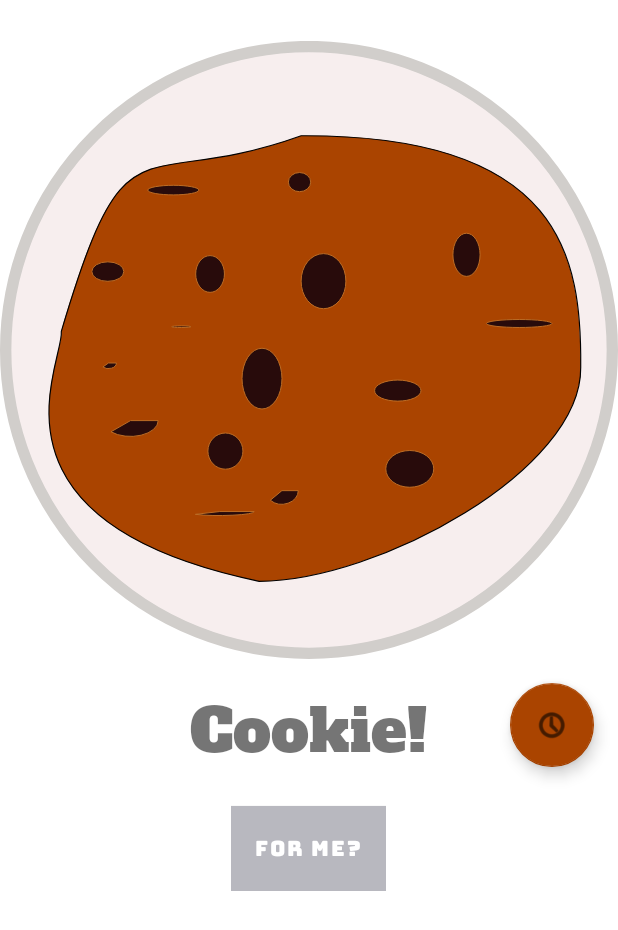
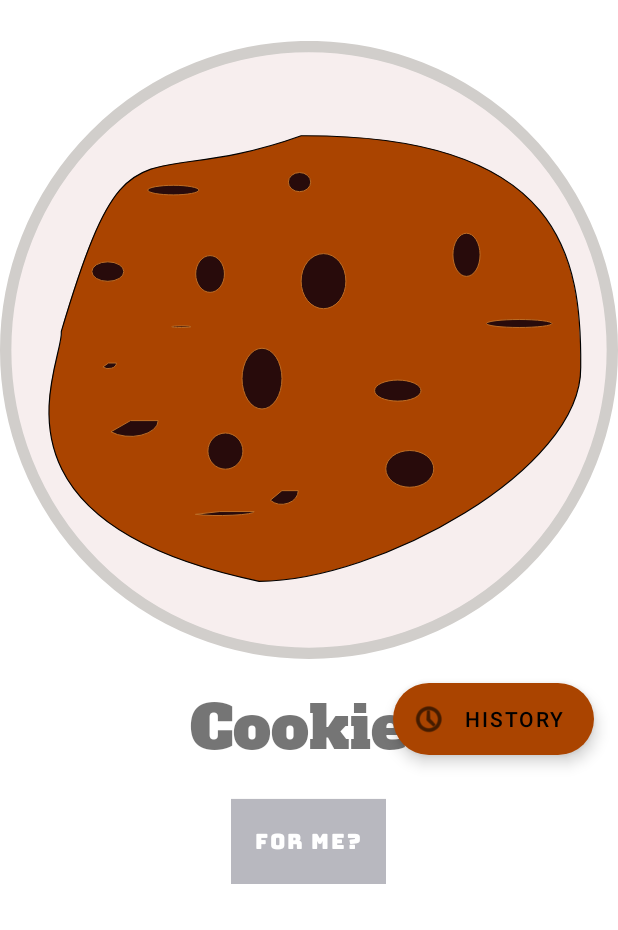
Before and after one commit to mark-van/cookie-break, an Android app: the layout fragment_cookie_select.xml on its own in the app's theme, with its tools: preview values and no code run, on a phone screen of 412 x 824 dp. Shown: the top 930 px of the screen. Run offline under Robolectric (Android 15) with nearby library versions, the phone set to English and light mode, and no system bars; Roboto replaces fonts that are not available here.

Commit message:
Almost ready for release

```diff
--- a/app/src/main/java/com/example/cookiebreak/CookieHistoryFragment.kt
+++ b/app/src/main/java/com/example/cookiebreak/CookieHistoryFragment.kt
@@ -209,6 +209,7 @@ class CookieHistoryFragment : Fragment() {
             deleteAllVerificationDialog()
         }
 
+
     }
     override fun onDestroyView() {
         super.onDestroyView()
--- a/app/src/main/java/com/example/cookiebreak/CookieSelectFragment.kt
+++ b/app/src/main/java/com/example/cookiebreak/CookieSelectFragment.kt
@@ -1,5 +1,6 @@
 package com.example.cookiebreak
 
+import android.content.res.Configuration
 import android.os.Build
 import android.os.Bundle
 import android.util.Log
@@ -62,6 +63,13 @@ class CookieSelectFragment : Fragment() {
         super.onViewCreated(view, savedInstanceState)
         randomInt = viewModel.randomInt
         buttons = viewModel.buttons
+        val orientation = this.resources.configuration.orientation
+        if (orientation == Configuration.ORIENTATION_PORTRAIT) {
+            binding.fab.shrink()
+        } else {
+            // code for landscape mode
+            binding.fab.extend()
+        }
 
         cookieShow(randomInt)
         setButtons()
@@ -104,6 +112,11 @@ class CookieSelectFragment : Fragment() {
             val action = CookieSelectFragmentDirections.actionCookieSelectFragmentToCookieHistoryFragment()
             view.findNavController().navigate(action)
         }
+//        binding.fab.setOnHoverListener { view, motionEvent ->
+//            binding.fab.extend()
+//            return@setOnHoverListener true
+//        }
+
     }
 
     private fun setButtons(){
--- a/app/src/main/res/layout-land/fragment_cookie_select.xml
+++ b/app/src/main/res/layout-land/fragment_cookie_select.xml
@@ -53,7 +53,7 @@
                     android:layout_centerInParent="true"
                     android:text="@string/cookie_question" />
 
-                <com.google.android.material.floatingactionbutton.FloatingActionButton
+                <com.google.android.material.floatingactionbutton.ExtendedFloatingActionButton
                     android:id="@+id/fab"
                     android:layout_width="wrap_content"
                     android:layout_height="wrap_content"
@@ -65,8 +65,9 @@
                     android:contentDescription="@string/go_to_history"
                     android:focusable="true"
                     android:padding="0dp"
-                    android:src="@android:drawable/ic_menu_recent_history"
-                    app:backgroundTint="#AA4400" />
+                    android:text="HISTORY"
+                    app:backgroundTint="#AA4400"
+                    app:icon="@android:drawable/ic_menu_recent_history" />
 
 
                 <LinearLayout
--- a/app/src/main/res/layout/fragment_cookie_select.xml
+++ b/app/src/main/res/layout/fragment_cookie_select.xml
@@ -51,7 +51,7 @@
                     android:layout_centerInParent="true"
                     android:text="@string/cookie_question" />
 
-                <com.google.android.material.floatingactionbutton.FloatingActionButton
+                <com.google.android.material.floatingactionbutton.ExtendedFloatingActionButton
                     android:id="@+id/fab"
                     android:layout_width="wrap_content"
                     android:layout_height="wrap_content"
@@ -63,8 +63,11 @@
                     android:contentDescription="@string/go_to_history"
                     android:focusable="true"
                     android:padding="0dp"
-                    android:src="@android:drawable/ic_menu_recent_history"
-                    app:backgroundTint="#AA4400" />
+                    android:text="HISTORY"
+                    app:backgroundTint="#AA4400"
+                    app:icon="@android:drawable/ic_menu_recent_history" />
+
+
 
             </RelativeLayout>
 
--- a/app/src/main/res/layout/list_item.xml
+++ b/app/src/main/res/layout/list_item.xml
@@ -6,6 +6,7 @@
     android:layout_height="wrap_content"
     app:cardCornerRadius="20dp"
     app:rippleColor="@color/selected_red"
+    app:cardElevation="5dp"
     app:cardUseCompatPadding="true"
     style="itemCardView">
     <LinearLayout
```
